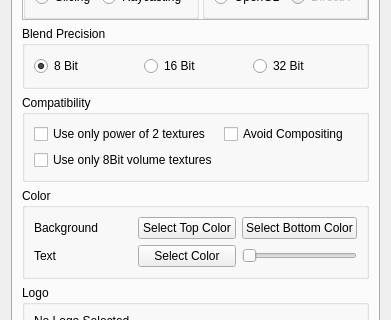
Before: the Qt Designer form ImageVis3D/UI/UI/SettingsDlg.ui in SCIInstitute/ImageVis3D, drawn with Qt 5; both pictures show x 0 to 391 and y 89 to 409 of the 391 by 537 pixel window.
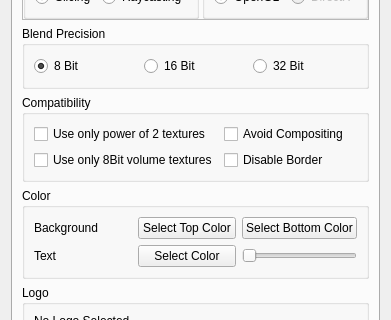
After: the same form once the commit is applied. The open tabs and pages were chosen to show the change.

Commit message: added "disable border" switch to compatibility features (mainly for old ATI cards)

Diff of the .ui file:
```diff
--- a/ImageVis3D/UI/UI/SettingsDlg.ui
+++ b/ImageVis3D/UI/UI/SettingsDlg.ui
@@ -8,7 +8,7 @@
    <rect>
     <x>0</x>
     <y>0</y>
-    <width>353</width>
+    <width>358</width>
     <height>503</height>
    </rect>
   </property>
@@ -716,6 +716,13 @@
             </property>
            </widget>
           </item>
+          <item row="1" column="2" >
+           <widget class="QCheckBox" name="checkBox_DisableBorder" >
+            <property name="text" >
+             <string>Disable Border</string>
+            </property>
+           </widget>
+          </item>
          </layout>
         </widget>
        </item>
```
Left out of the diff: 36 changed lines with no effect on the pictures. The commit also changes 8 other files.
